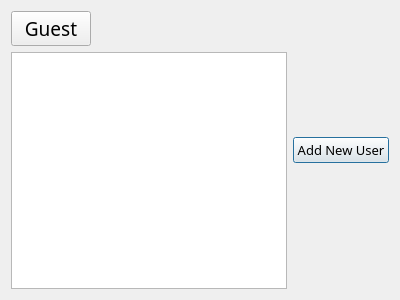
Qt form Trunk/gui/NewDrinkDialog.ui (emiliosku/CubaTronik) before a commit.
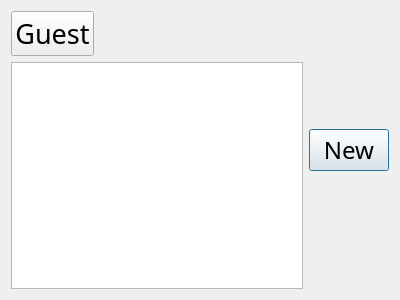
The same form after that commit.

Commit message: Many changes have been made to the document. The biggest has been to remake the main.py file in order to be able to change the layout of the mainWindow. Minor changes: - Icons have been added. - All existent GUIs have been remade. NewUserDialog has been created from scratch. - A menu Bar has been added.

```diff
--- a/Trunk/gui/NewDrinkDialog.ui
+++ b/Trunk/gui/NewDrinkDialog.ui
@@ -1,7 +1,10 @@
 <?xml version="1.0" encoding="UTF-8"?>
 <ui version="4.0">
- <class>Dialog</class>
- <widget class="QDialog" name="Dialog">
+ <class>userSelectionDialog</class>
+ <widget class="QDialog" name="userSelectionDialog">
+  <property name="enabled">
+   <bool>true</bool>
+  </property>
   <property name="geometry">
    <rect>
     <x>0</x>
@@ -26,8 +29,8 @@
        </property>
        <property name="font">
         <font>
-         <family>Rainbow Bridge Personal Use</family>
-         <pointsize>14</pointsize>
+         <family>Single Sleeve</family>
+         <pointsize>20</pointsize>
         </font>
        </property>
        <property name="text">
@@ -47,12 +50,12 @@
     <widget class="QPushButton" name="pb_newUser">
      <property name="font">
       <font>
-       <family>Rainbow Bridge Personal Use</family>
-       <pointsize>10</pointsize>
+       <family>Single Sleeve</family>
+       <pointsize>18</pointsize>
       </font>
      </property>
      <property name="text">
-      <string>Add New User</string>
+      <string>New</string>
      </property>
      <property name="autoDefault">
       <bool>false</bool>
```
Left out of the diff: 3 changed lines with no effect on the pictures. The commit also changes 14 other files.
